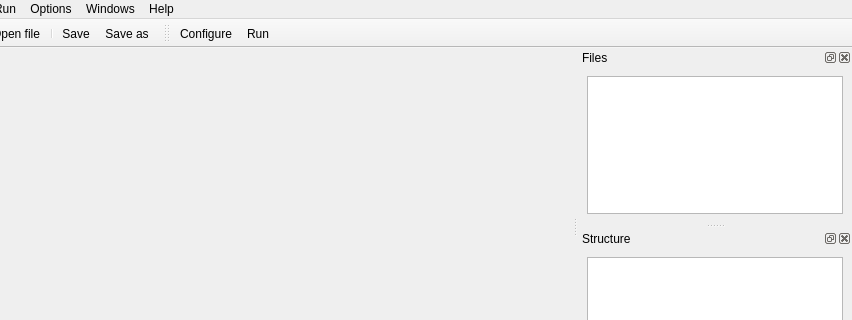
merbst/QIdle, file forms/win_prj.ui: the form before one commit; both pictures show x 86 to 938 and y 0 to 320 of the 938 by 638 pixel window.
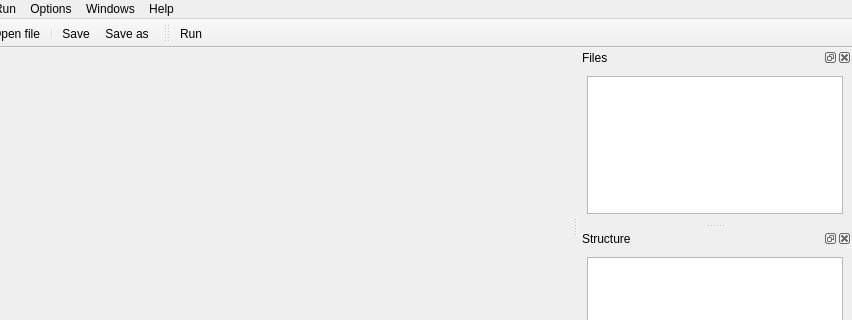
The form after the commit. Icons and pictures are not drawn. Custom widgets are drawn as their Qt base class.

What changed in the file:
```diff
--- a/forms/win_prj.ui
+++ b/forms/win_prj.ui
@@ -200,7 +200,6 @@
    <attribute name="toolBarBreak">
     <bool>false</bool>
    </attribute>
-   <addaction name="actionConfigureRun"/>
    <addaction name="actionRun"/>
   </widget>
   <action name="actionOpen_file">
```
Left out of the diff: 2 changed lines with no effect on the pictures.
